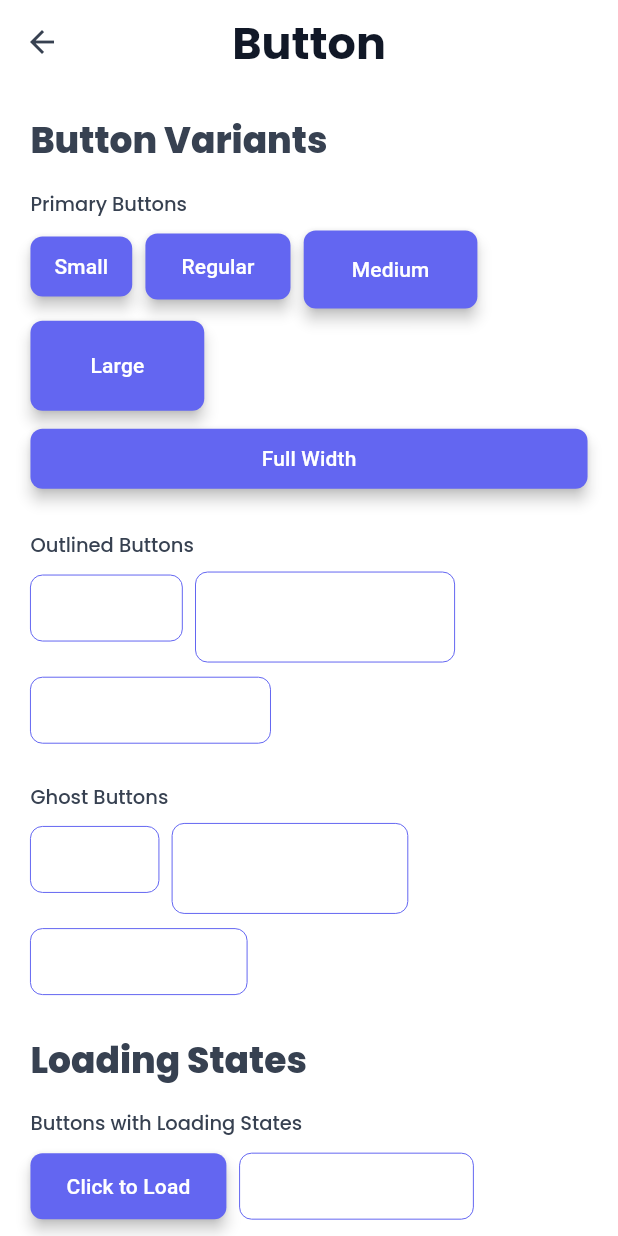
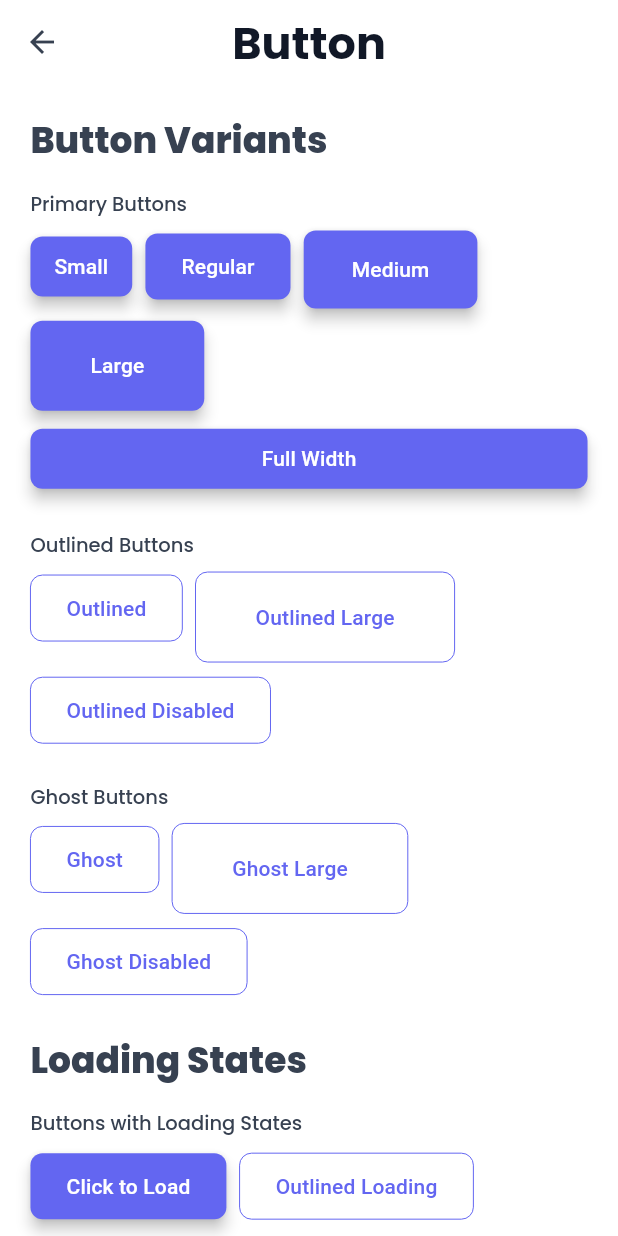
Before and after one commit to ajianaz/micropack_ui_kit, a Flutter app: the ButtonPage screen opened directly, on a phone screen of 412 x 824 dp. Run offline on Flutter 3.47's test engine with Material 3 defaults, Android fonts, the phone set to English and light mode, and no system bars; our stand-ins replace flutter_animate, flutter_screenutil, flutter_spinkit, font_awesome_flutter, gap, google_fonts and 3 more; accounts and stored records are empty.

Commit message:
feat(ui): improve button text color theming for dark/light modes
Update button text color logic to use theme-aware colors based on the current
dark/light mode. Outlined, ghost, and text button variants now use neutral10
in dark mode and appropriate colors (primary/neutral90) in light mode for
better visibility and consistency with the overall theme.

```diff
--- a/example/lib/pages/button_page.dart
+++ b/example/lib/pages/button_page.dart
@@ -87,6 +87,7 @@ class _ButtonPageState extends State<ButtonPage> {
                   onPressed: () =>
                       _showSnackBar(context, 'Outlined button clicked'),
                   variant: MPButtonVariant.outlined,
+                  textColor: context.mp.primary,
                   size: MPButtonSize.regular,
                 ),
                 MPButton(
@@ -94,6 +95,7 @@ class _ButtonPageState extends State<ButtonPage> {
                   onPressed: () =>
                       _showSnackBar(context, 'Outlined large button clicked'),
                   variant: MPButtonVariant.outlined,
+                  textColor: context.mp.primary,
                   size: MPButtonSize.large,
                 ),
                 MPButton(
@@ -101,6 +103,7 @@ class _ButtonPageState extends State<ButtonPage> {
                   onPressed: () {},
                   enabled: false,
                   variant: MPButtonVariant.outlined,
+                  textColor: context.mp.primary,
                   size: MPButtonSize.regular,
                 ),
               ],
@@ -121,6 +124,7 @@ class _ButtonPageState extends State<ButtonPage> {
                       _showSnackBar(context, 'Ghost button clicked'),
                   variant: MPButtonVariant.ghost,
                   size: MPButtonSize.regular,
+                  textColor: context.mp.primary,
                 ),
                 MPButton(
                   text: 'Ghost Large',
@@ -128,6 +132,7 @@ class _ButtonPageState extends State<ButtonPage> {
                       _showSnackBar(context, 'Ghost large button clicked'),
                   variant: MPButtonVariant.ghost,
                   size: MPButtonSize.large,
+                  textColor: context.mp.primary,
                 ),
                 MPButton(
                   text: 'Ghost Disabled',
@@ -135,6 +140,7 @@ class _ButtonPageState extends State<ButtonPage> {
                   enabled: false,
                   variant: MPButtonVariant.ghost,
                   size: MPButtonSize.regular,
+                  textColor: context.mp.primary,
                 ),
               ],
             ),
@@ -163,6 +169,7 @@ class _ButtonPageState extends State<ButtonPage> {
                   loading: _isLoading2,
                   variant: MPButtonVariant.outlined,
                   size: MPButtonSize.regular,
+                  textColor: context.mp.primary,
                 ),
                 MPButton(
                   text: _isLoading3 ? 'Loading...' : 'Ghost Loading',
@@ -170,6 +177,7 @@ class _ButtonPageState extends State<ButtonPage> {
                   loading: _isLoading3,
                   variant: MPButtonVariant.ghost,
                   size: MPButtonSize.regular,
+                  textColor: context.mp.primary,
                 ),
               ],
             ),
@@ -199,6 +207,7 @@ class _ButtonPageState extends State<ButtonPage> {
                   iconPosition: MPButtonIconPosition.right,
                   variant: MPButtonVariant.outlined,
                   size: MPButtonSize.regular,
+                  textColor: context.mp.primary,
                 ),
                 MPButton(
                   text: 'Share',
@@ -207,6 +216,7 @@ class _ButtonPageState extends State<ButtonPage> {
                   iconPosition: MPButtonIconPosition.top,
                   variant: MPButtonVariant.ghost,
                   size: MPButtonSize.regular,
+                  textColor: context.mp.primary,
                 ),
               ],
             ),
@@ -229,6 +239,7 @@ class _ButtonPageState extends State<ButtonPage> {
                       _showSnackBar(context, 'Text button clicked'),
                   variant: MPButtonVariant.text,
                   size: MPButtonSize.regular,
+                  textColor: context.mp.primary,
                 ),
                 MPButton(
                   text: 'Info',
--- a/lib/src/components/button/mp_button.dart
+++ b/lib/src/components/button/mp_button.dart
@@ -313,9 +313,14 @@ class _MPButtonState extends State<MPButton> {
       case MPButtonVariant.info:
         return context.mp.neutral100; // Light text on colored background
       case MPButtonVariant.outlined:
+        return context.mp.isDarkMode
+            ? context.mp.neutral10
+            : context.mp.primary; // Use same color as border for light mode
       case MPButtonVariant.ghost:
       case MPButtonVariant.text:
-        return context.mp.primary; // Primary color for transparent buttons
+        return context.mp.isDarkMode
+            ? context.mp.neutral10
+            : context.mp.primary; // Use same color as border for light mode
     }
   }
 
@@ -406,7 +411,10 @@ class _MPButtonState extends State<MPButton> {
       case MPButtonVariant.ghost:
       case MPButtonVariant.text:
         return widget.textColor ??
-            context.mp.primary; // Primary color for transparent buttons
+            (context.mp.isDarkMode
+                ? context.mp.neutral10
+                : context
+                    .mp.neutral90); // Theme-aware text for transparent buttons
     }
   }
 
```
